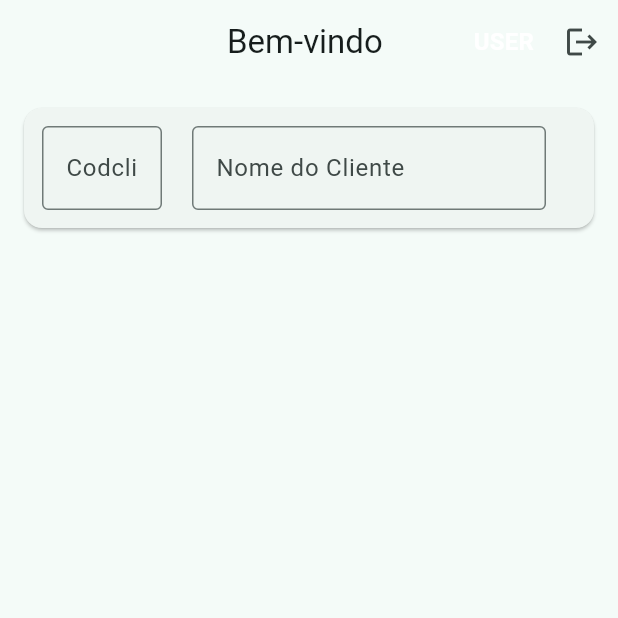
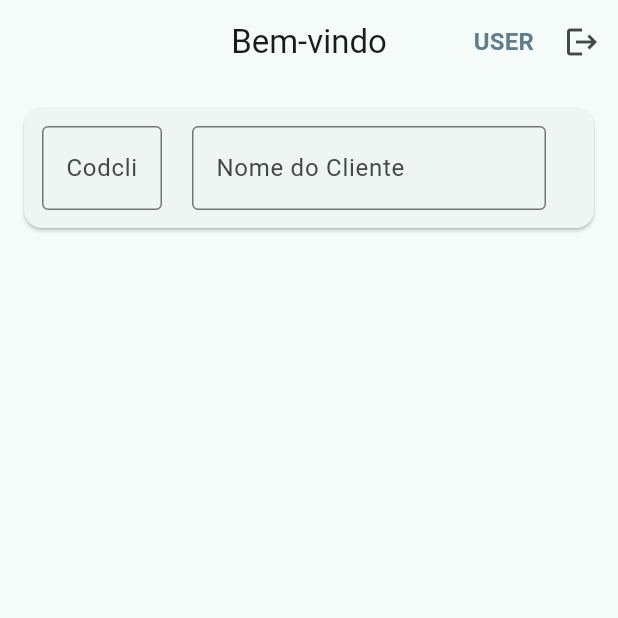
Before and after one commit to adao-locks/rel_control, a Flutter app: the screen it shows after launch, after a tap on "Entrar", after a tap on "Entrar como Visitante", on a phone screen of 412 x 824 dp, the top half of it. Run offline on Flutter 3.47's test engine with Material 3 defaults, Android fonts, the phone set to English and light mode, and no system bars; our stand-ins replace file_picker, open_file.

```diff
--- a/lib/pages/client_page.dart
+++ b/lib/pages/client_page.dart
@@ -99,11 +99,10 @@ class _ClientPageState extends State<ClientPage> {
   Widget build(BuildContext context) {
     final user = Provider.of<UserState>(context);
     final tipoUsuario = user.tipoUsuario;
-    final username = user.username;
 
     return Scaffold(
       appBar: AppBar(
-        title: Text('Bem-vindo $username'),
+        title: Text('Bem-vindo'),
         centerTitle: true,
         actions: [
           Container(
@@ -112,7 +111,7 @@ class _ClientPageState extends State<ClientPage> {
             child: Text(
               tipoUsuario.toUpperCase(),
               style: Theme.of(context).textTheme.titleMedium!.copyWith(
-                    color: Colors.white,
+                    color: Colors.blueGrey,
                     fontWeight: FontWeight.bold,
                   ),
             ),
```
Also changed, not shown: lib/pages/archives_page.dart (+30 -2 lines).
